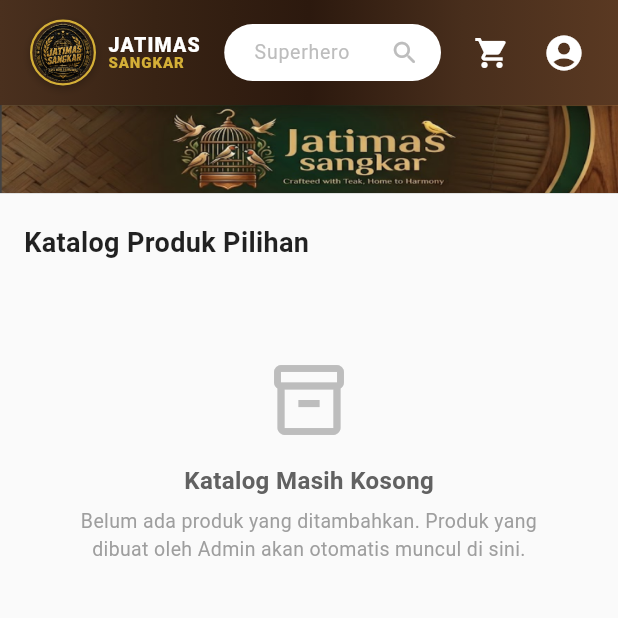
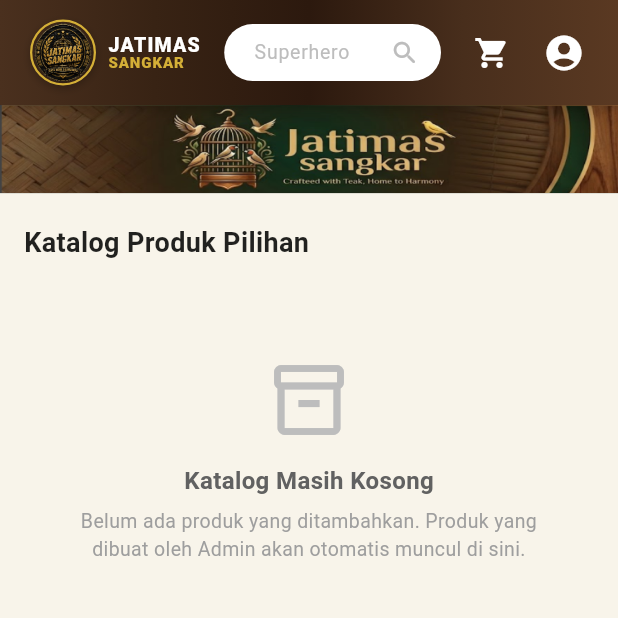
Before and after one commit to Dav2257/katalog, a Flutter app: the screen it shows after launch, on a phone screen of 412 x 824 dp, the top half of it. Run offline on Flutter 3.47's test engine with Material 3 defaults, Android fonts, the phone set to English and light mode, and no system bars; our stand-ins replace image_picker, shared_preferences, supabase_flutter; accounts and stored records are empty; network calls fail; Roboto replaces fonts that are missing (Times New Roman); project files that could hold a hidden picture were left out; key blocks and very long unbroken strings in the code were emptied for the run.

Commit message:
style: ubah warna background katalog umum dan katalog khusus menjadi warna krem

```diff
--- a/lib/main.dart
+++ b/lib/main.dart
@@ -67,7 +67,7 @@
             fontFamily: AppSettingsService.instance.fontFamily,
             colorScheme: ColorScheme.fromSeed(seedColor: Colors.deepPurple),
             useMaterial3: true,
-            scaffoldBackgroundColor: Colors.grey.shade50,
+            scaffoldBackgroundColor: const Color(0xFFF8F4EA),
             pageTransitionsTheme: const PageTransitionsTheme(
               builders: {
                 TargetPlatform.android: NoTransitionsBuilder(),
@@ -389,6 +389,7 @@
     }).toList();
 
     return Scaffold(
+      backgroundColor: const Color(0xFFF8F4EA),
       appBar: TopNavbar(
         searchController: _searchController,
         cartItemCount: _totalCartCount,
```
Also changed, not shown: 1 other file.
